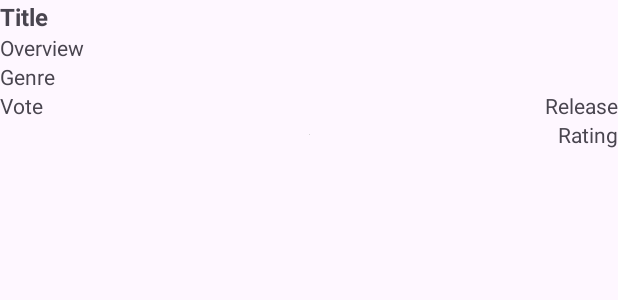
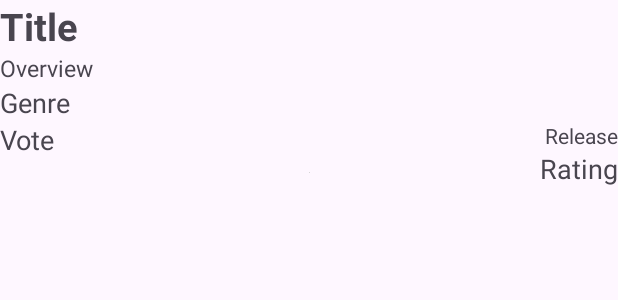
Before and after one commit to JavierSolares01898046/TrackSnap, an Android app: the layout movie_item.xml on its own in the app's theme, with its tools: preview values and no code run, on a phone screen of 412 x 824 dp. Shown: the top 300 px of the screen. Run offline under Robolectric (Android 15) with nearby library versions, the phone set to English and light mode, and no system bars; Roboto replaces fonts that are not available here.

Commit message:
UI changes

```diff
--- a/app/src/main/java/com/example/tracksnap/MovieHomeFragment.java
+++ b/app/src/main/java/com/example/tracksnap/MovieHomeFragment.java
@@ -13,6 +13,9 @@ import androidx.recyclerview.widget.RecyclerView;
 //import android.view.LayoutInflater;
 //import android.view.View;
 //import android.view.ViewGroup;
+
+import com.google.firebase.database.DatabaseReference;
+import com.google.firebase.database.FirebaseDatabase;
 
 import org.json.JSONArray;
 import org.json.JSONException;
@@ -33,7 +36,6 @@ import okhttp3.Response;
 
 
 public class MovieHomeFragment extends Fragment {
-
     private static final String API_URL = "https://api.themoviedb.org/3/discover/movie?include_adult=false&include_video=false&language=en-US&page=1&sort_by=popularity.desc";
     // Replace this token with your authorization token
     private static final String AUTH_TOKEN = "Bearer eyJhbGciOiJIUzI1NiJ9.eyJhdWQiOiIyZmI0MTBjOWY3YzY1MjQzNzc2ODQwMWYxZTM5N2FhMCIsInN1YiI6IjY1Y2ZhN2U4NjBjNzUxMDE0NzY4YmRiMyIsInNjb3BlcyI6WyJhcGlfcmVhZCJdLCJ2ZXJzaW9uIjoxfQ.2tABWOxcabMK_KtLyW53vH-iIKJ5-prNoof3towpcfs";
--- a/app/src/main/java/com/example/tracksnap/secret.properties
+++ /dev/null
@@ -1,2 +0,0 @@
-# secret.properties
-MOVIE_DB_API_KEY = 3c90f944712f4159a227b9fc1d4e0f62
--- a/app/src/main/res/layout/movie_item.xml
+++ b/app/src/main/res/layout/movie_item.xml
@@ -11,29 +11,11 @@
         android:layout_width="0dp"
         android:layout_height="wrap_content"
         android:text="Title"
-        android:textSize="16sp"
+        android:textSize="25sp"
         android:textStyle="bold"
         app:layout_constraintEnd_toEndOf="parent"
         app:layout_constraintStart_toStartOf="parent"
         app:layout_constraintTop_toTopOf="parent" />
-
-    <TextView
-        android:id="@+id/overview_txt"
-        android:layout_width="0dp"
-        android:layout_height="wrap_content"
-        android:text="Overview"
-        app:layout_constraintEnd_toEndOf="parent"
-        app:layout_constraintStart_toStartOf="parent"
-        app:layout_constraintTop_toBottomOf="@id/title_txt" />
-
-    <TextView
-        android:id="@+id/genre_txt"
-        android:layout_width="0dp"
-        android:layout_height="wrap_content"
-        android:text="Genre"
-        app:layout_constraintEnd_toEndOf="parent"
-        app:layout_constraintStart_toStartOf="parent"
-        app:layout_constraintTop_toBottomOf="@id/overview_txt" />
 
     <TextView
         android:id="@+id/release_txt"
@@ -44,7 +26,28 @@
         app:layout_constraintTop_toBottomOf="@id/genre_txt" />
 
     <TextView
+        android:id="@+id/overview_txt"
+        android:layout_width="0dp"
+        android:layout_height="wrap_content"
+        android:textSize="15sp"
+        android:text="Overview"
+        app:layout_constraintEnd_toEndOf="parent"
+        app:layout_constraintStart_toStartOf="parent"
+        app:layout_constraintTop_toBottomOf="@id/title_txt" />
+
+    <TextView
+        android:id="@+id/genre_txt"
+        android:textSize="18sp"
+        android:layout_width="0dp"
+        android:layout_height="wrap_content"
+        android:text="Genre"
+        app:layout_constraintEnd_toEndOf="parent"
+        app:layout_constraintStart_toStartOf="parent"
+        app:layout_constraintTop_toBottomOf="@id/overview_txt" />
+
+    <TextView
         android:id="@+id/vote_txt"
+        android:textSize="18sp"
         android:layout_width="wrap_content"
         android:layout_height="wrap_content"
         android:text="Vote"
@@ -53,6 +56,7 @@
 
     <TextView
         android:id="@+id/rating_txt"
+        android:textSize="18sp"
         android:layout_width="wrap_content"
         android:layout_height="wrap_content"
         android:text="Rating"
@@ -67,6 +71,8 @@
         app:layout_constraintEnd_toEndOf="parent"
         app:layout_constraintStart_toStartOf="parent"
         app:layout_constraintTop_toBottomOf="@id/vote_txt"
+        android:clickable="true"
+        android:focusable="true"
         tools:srcCompat="@tools:sample/avatars"/>
 
 </androidx.constraintlayout.widget.ConstraintLayout>
```
Also changed, not shown: app/src/main/java/com/example/tracksnap/MovieDetailsFragment.java (added, +64 -0 lines), app/src/main/res/layout/fragment_movie_details.xml (added, +14 -0 lines), app/src/main/res/layout/fragment_movie_home.xml (+19 -8 lines).
